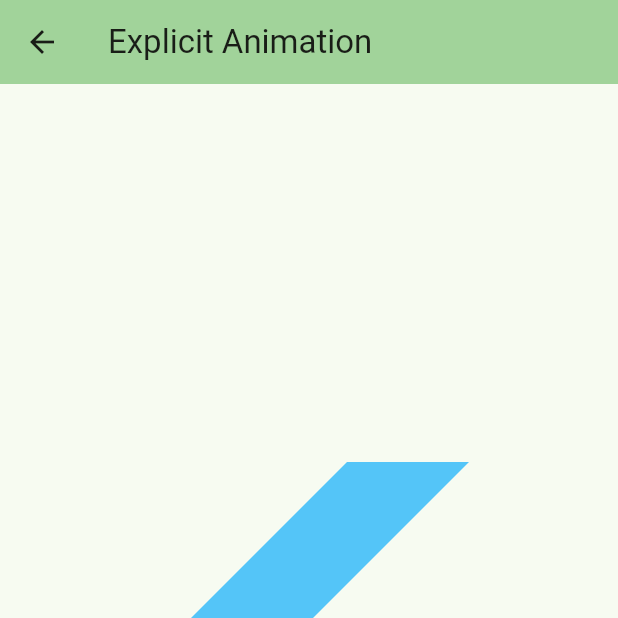
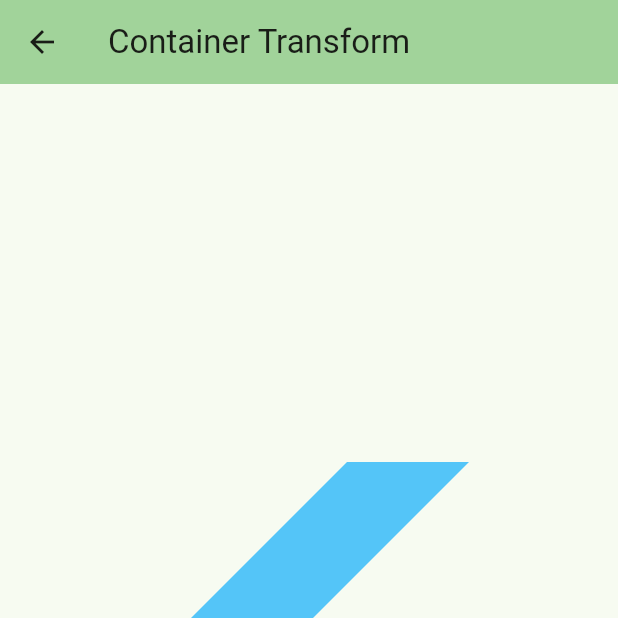
Before and after one commit to Danx0/letsAnimate, a Flutter app: the ContainerTransformPage screen opened by its route, on a phone screen of 412 x 824 dp, the top half of it. Run offline on Flutter 3.47's test engine with Material 3 defaults, Android fonts, the phone set to English and light mode, and no system bars; our stand-ins replace auto_route.

```diff
--- a/lib/pages/container_transform.dart
+++ b/lib/pages/container_transform.dart
@@ -38,7 +38,7 @@ class _ContainerTransformPageState extends State<ContainerTransformPage>
     return Scaffold(
       appBar: AppBar(
         backgroundColor: Theme.of(context).colorScheme.inversePrimary,
-        title: const Text('Explicit Animation'),
+        title: const Text('Container Transform'),
       ),
       body: Center(
         child: Container(
```
Also changed, not shown: lib/pages/hero.dart (+10 -2 lines).
